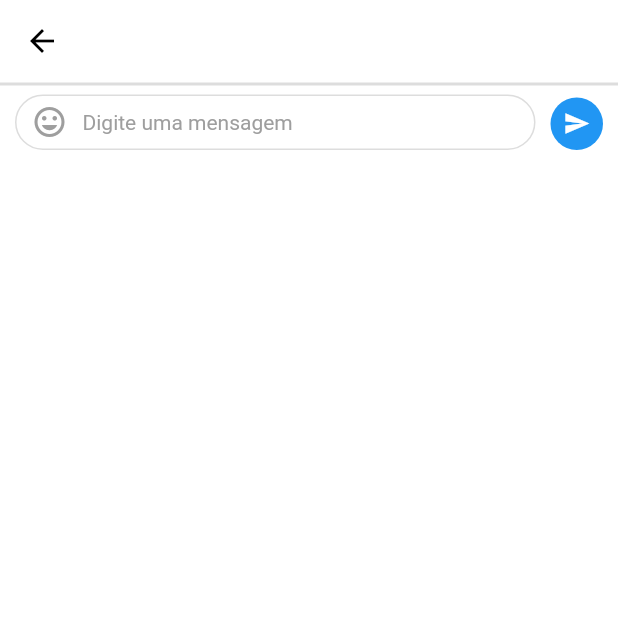
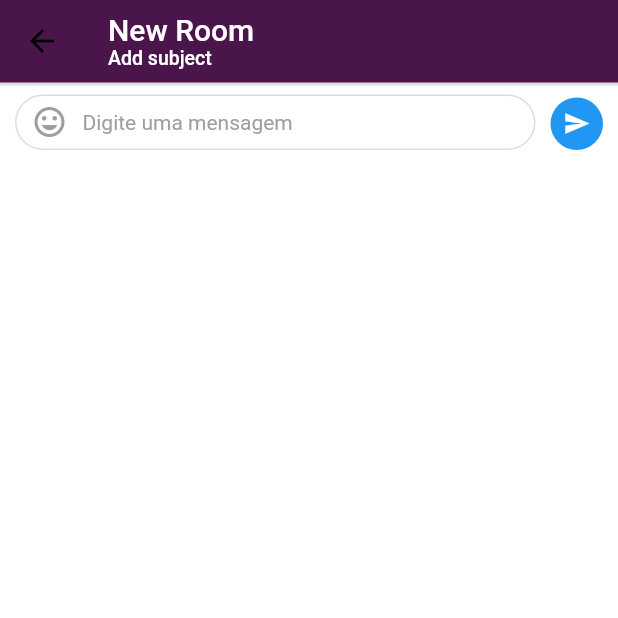
Before and after one commit to khanmujeeb687/Flutter-slack-trello, a Flutter app: the HomeScreen screen opened by its route, after a tap on the "supervised user circle" icon, on a phone screen of 412 x 824 dp, the top half of it. Run offline on Flutter 3.47's test engine with Material 2 defaults, Android fonts, the phone set to English and light mode, and no system bars; our stand-ins replace firebase_core, firebase_messaging, fluttertoast, progress_dialog, shared_preferences, socket_io_client and 1 more; missing offline and left inert: emoji_picker; accounts and stored records are empty; network calls fail.

Commit message:
ui changes

```diff
--- a/lib/src/screens/home/home_view.dart
+++ b/lib/src/screens/home/home_view.dart
@@ -43,16 +43,18 @@ class _HomeScreenState extends State<HomeScreen> {
       builder: (context, snapshot) {
         return Scaffold(
           appBar: CustomAppBar(
-            title: Text(_homeController.loading ? 'Connecting...' : 'Chats'),
+
+            title: Text(_homeController.loading ? 'Connecting...' : 'Chats',
+              style: TextStyle(color: Colors.white)),
             actions: <Widget>[
               IconButton(
-                icon: Icon(Icons.settings),
+                icon: Icon(Icons.settings,color: Colors.white),
                 onPressed: () {
                   Navigator.of(context).pushNamed(SettingsScreen.routeName);
                 },
               ),
               IconButton(
-                icon: Icon(Icons.supervised_user_circle),
+                icon: Icon(Icons.supervised_user_circle ,color: Colors.white),
                 onPressed: () {
                   Navigator.of(context).pushNamed(CreateRoom.routeName);
                 },
@@ -64,7 +66,7 @@ class _HomeScreenState extends State<HomeScreen> {
           ),
           floatingActionButton: FloatingActionButton(
             onPressed: _homeController.addRoomScreen,
-            backgroundColor: Theme.of(context).primaryColor,
+            backgroundColor:Color(0xFF4A154B),
             child: Icon(
               Icons.message,
               color: Theme.of(context).accentColor,
@@ -104,10 +106,13 @@ class _HomeScreenState extends State<HomeScreen> {
         child: Text('You don\'t have conversations.'),
       );
     }
-    return ListView.builder(
+    return Container(
+      color: Colors.grey,
+      child: ListView.builder(
         itemCount: 1,
         itemBuilder: (BuildContext context, int index) {
-        return Column(
+          return Container(
+            child: Column(
               children: _homeController.chats.map((chat) {
                 if (chat.messages.length == 0) {
                   return Container(height: 0, width: 0);
@@ -120,8 +125,10 @@ class _HomeScreenState extends State<HomeScreen> {
                   ],
                 );
               }).toList(),
+            ),
           );
         },
+      ),
     );
   }
 }
--- a/lib/src/screens/room/create_room.dart
+++ b/lib/src/screens/room/create_room.dart
@@ -25,8 +25,8 @@ class _CreateRoomState extends State<CreateRoom> {
         title: Column(
           crossAxisAlignment: CrossAxisAlignment.start,
           children: [
-            Text("New Room"),
-            Text("Add subject",style: TextStyle(fontSize: 13),),
+            Text("New Room",style: TextStyle(color: Colors.white),),
+            Text("Add subject",style: TextStyle(fontSize: 13, color: Colors.white),),
           ],
         ),
       ),
--- a/lib/src/screens/settings/settings_view.dart
+++ b/lib/src/screens/settings/settings_view.dart
@@ -30,7 +30,7 @@ class _SettingsScreenState extends State<SettingsScreen> {
           return Scaffold(
             backgroundColor: Color(0xFFEEEEEE),
             appBar: CustomAppBar(
-              title: Text('settings', style: TextStyle(color: Colors.black)),
+              title: Text('Settings', style: TextStyle(color: Colors.white)),
             ),
             body: SafeArea(
               child: Container(
--- a/lib/src/widgets/custom_app_bar.dart
+++ b/lib/src/widgets/custom_app_bar.dart
@@ -13,7 +13,7 @@ class CustomAppBar extends StatelessWidget implements PreferredSizeWidget {
   @override
   Widget build(BuildContext context) {
     return AppBar(
-      backgroundColor: Theme.of(context).accentColor,
+      backgroundColor: Color(0xFF4A154B),
       bottom: PreferredSize(
         preferredSize: Size.fromHeight(1),
         child: Container(
```
Also changed, not shown: lib/src/screens/contact/contact_view.dart (+31 -9 lines), lib/src/screens/room/room_view.dart (+24 -5 lines), lib/src/screens/task_board/task_board_view.dart (+34 -10 lines), lib/src/widgets/chat_card.dart (+36 -7 lines), lib/src/widgets/room_card.dart (+21 -2 lines), pubspec.lock. Lines whose indentation alone changed are shown as unchanged.
